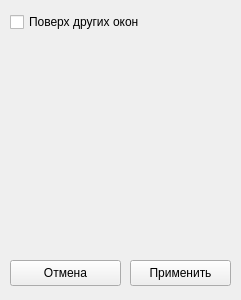
First picture: the form in settings.ui, repository SaveTheTelvit/DCPHashValidator, before the edit.
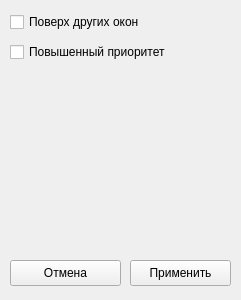
Second picture: the form after the edit.

Diff of the .ui file:
```diff
--- a/settings.ui
+++ b/settings.ui
@@ -64,6 +64,19 @@
     <string>Отмена</string>
    </property>
   </widget>
+  <widget class="QCheckBox" name="highPriorityBox">
+   <property name="geometry">
+    <rect>
+     <x>10</x>
+     <y>40</y>
+     <width>221</width>
+     <height>24</height>
+    </rect>
+   </property>
+   <property name="text">
+    <string>Повышенный приоритет</string>
+   </property>
+  </widget>
  </widget>
  <resources/>
  <connections/>
```
